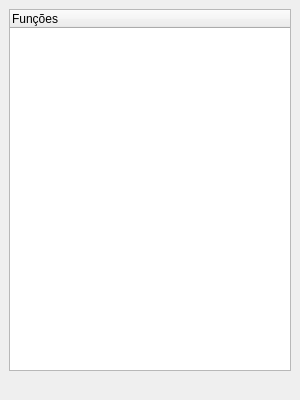
1cgeo/ferramentas_acervo, file gui/ui/dockable_panel.ui: the form before one commit.
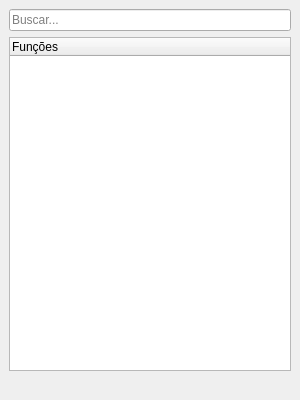
The form after the commit.

Commit message: barra de busca no dockable panel

```diff
--- a/gui/ui/dockable_panel.ui
+++ b/gui/ui/dockable_panel.ui
@@ -15,6 +15,13 @@
   </property>
   <widget class="QWidget" name="dockWidgetContents">
    <layout class="QVBoxLayout" name="verticalLayout">
+    <item>
+     <widget class="QLineEdit" name="searchLineEdit">
+      <property name="placeholderText">
+       <string>Buscar...</string>
+      </property>
+     </widget>
+    </item>
     <item>
      <widget class="QTreeWidget" name="treeWidget">
       <column>
```
The commit also changes 1 other file.
